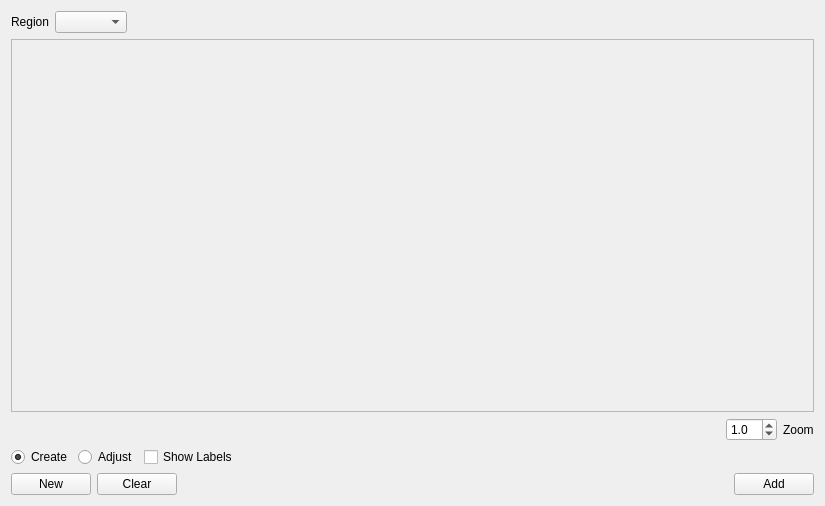
The window that cgt/crystaldrawingwidget.ui (jonathanHuwP/CrystalGrowthTracker) describes before a commit, drawn with Qt 5.
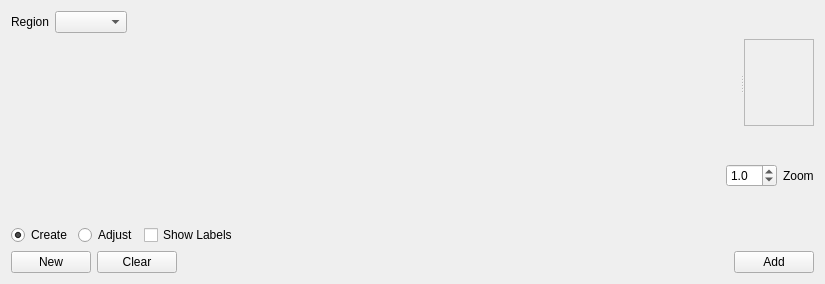
The same window after the commit. Custom widgets are drawn as their Qt base class.

Commit message: tree widget working in crystal drawing widget

```diff
--- a/cgt/crystaldrawingwidget.ui
+++ b/cgt/crystaldrawingwidget.ui
@@ -7,7 +7,7 @@
     <x>0</x>
     <y>0</y>
     <width>825</width>
-    <height>506</height>
+    <height>284</height>
    </rect>
   </property>
   <property name="windowTitle">
@@ -42,6 +42,11 @@
     </layout>
    </item>
    <item>
+    <widget class="QSplitter" name="splitter">
+     <property name="orientation">
+      <enum>Qt::Horizontal</enum>
+     </property>
+     <widget class="ResultsTreeWidget" name="_treeWidget" native="true"/>
     <widget class="QScrollArea" name="_scrollArea">
      <property name="widgetResizable">
       <bool>true</bool>
@@ -51,10 +56,11 @@
        <rect>
         <x>0</x>
         <y>0</y>
-        <width>797</width>
-        <height>327</height>
-       </rect>
-      </property>
+         <width>105</width>
+         <height>105</height>
+        </rect>
+       </property>
+      </widget>
      </widget>
     </widget>
    </item>
@@ -198,6 +204,12 @@
    <header>videocontrolwidget</header>
    <container>1</container>
   </customwidget>
+  <customwidget>
+   <class>ResultsTreeWidget</class>
+   <extends>QWidget</extends>
+   <header>resultstreewidget</header>
+   <container>1</container>
+  </customwidget>
  </customwidgets>
  <resources/>
  <connections>
```
Lines whose indentation alone changed are shown as unchanged. The commit also changes 3 other files.
